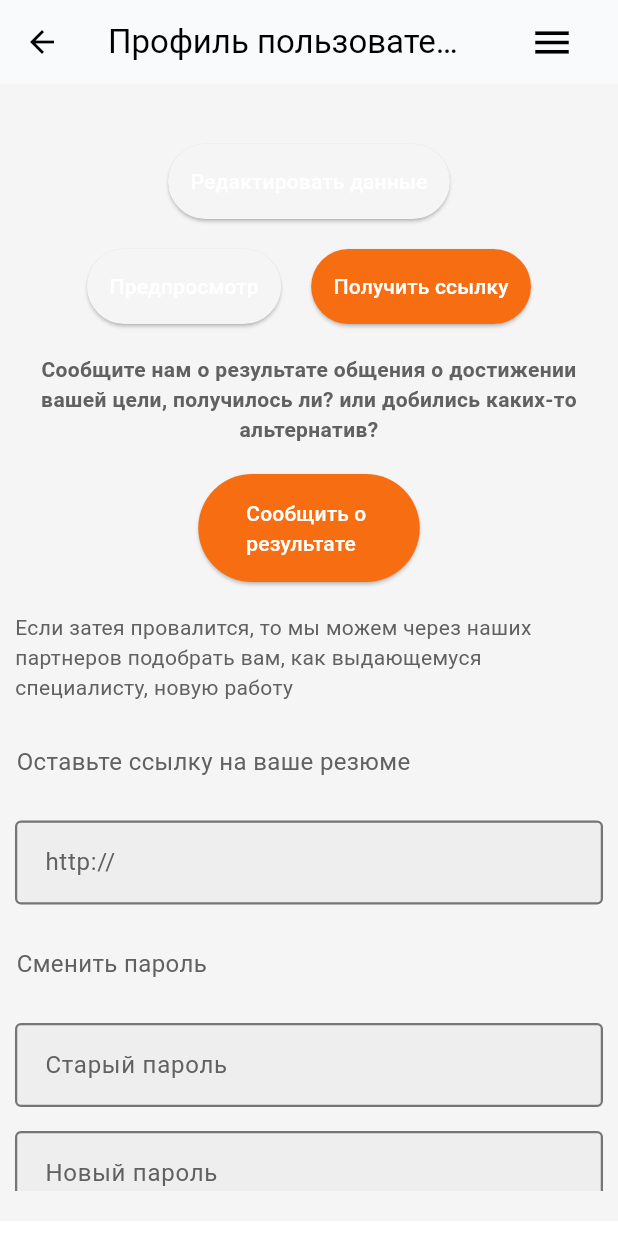
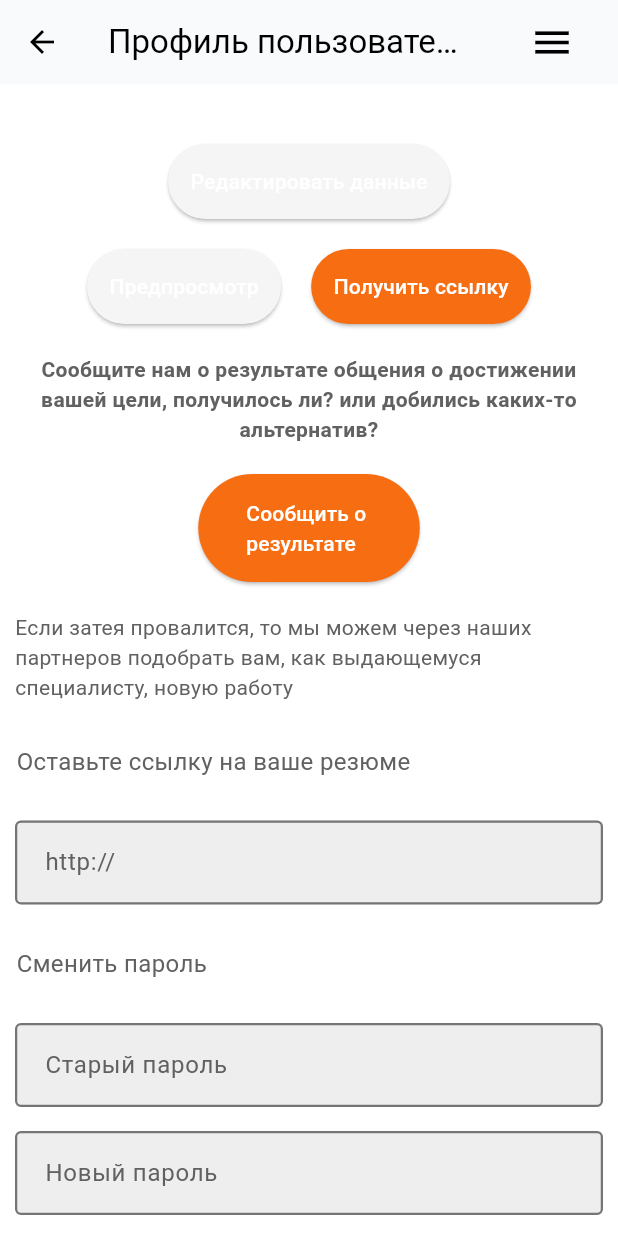
Before and after one commit to yguskov/anton, a Flutter app: the ProfilePage screen opened by its route, on a phone screen of 412 x 824 dp. Run offline on Flutter 3.47's test engine with Material 3 defaults, Android fonts, the phone set to English and light mode, and no system bars; our stand-ins replace email_validator, rxdart; missing offline and left inert: dart:html, dart:js_interop, flutter_wizard, markup_text; accounts and stored records are empty; network calls fail.

Commit message:
- add layout and bottom bar to profile

```diff
--- a/lib/profile.dart
+++ b/lib/profile.dart
@@ -1,5 +1,8 @@
 import 'package:example/providers/auth_provider.dart';
 import 'package:example/src/app_bar_with_menu.dart';
+import 'package:example/src/constants.dart';
+import 'package:example/src/utils.dart';
+import 'package:example/src/widgets/bottom_bar.dart';
 import 'package:example/src/widgets/text_bar.dart';
 import 'package:example/styles.dart';
 import 'package:flutter/material.dart';
@@ -51,7 +54,8 @@ class _ProfilePageState extends State<ProfilePage> {
 
     final AuthProvider authProvider = Provider.of<AuthProvider>(context, listen: true);
 
-    return Scaffold(
+    return AntLayout(
+      Scaffold(
         appBar: AntAppBar(
           title: "Профиль пользователя ${authProvider.currentUser?.email}",
         ),
@@ -70,17 +74,20 @@ class _ProfilePageState extends State<ProfilePage> {
           ),
           child: LayoutBuilder(
             builder: (context, constraints) {
-            return Column(
+              return Container(
+                color: groundColor,
+                child: ListView(
                   children: [
-                Expanded(
-                  child: Center(
+                    Align(
+                      alignment: Alignment.topCenter,
                       child: ConstrainedBox(
-                      constraints: BoxConstraints(maxWidth: 640),
+                        constraints: BoxConstraints(
+                            minHeight: constraints.maxHeight - bottomHeight, maxWidth: 640),
                         child: Container(
-                        // color: Colors.grey[300],
+                          color: Colors.white,
                           child: Padding(
                             padding: const EdgeInsets.symmetric(horizontal: 10, vertical: 20.0),
-                          child: ListView(
+                            child: Column(
                               children: [
                                 SizedBox(height: 20),
                                 Center(
@@ -211,16 +218,13 @@ class _ProfilePageState extends State<ProfilePage> {
                                           ],
                                         )),
                                 Align(
-                                alignment: Alignment.centerRight,
+                                  alignment: Alignment.center,
                                   child: ElevatedButton(
                                     onPressed: changePassword,
-                                  style: _passwordChangeEnabled ? redButtonStyle : grayButtonStyle,
+                                    style:
+                                        _passwordChangeEnabled ? redButtonStyle : grayButtonStyle,
                                     child: Text('Сохранить'),
                                   ),
-                              ),
-                              Text(
-                                'Создан: ${authProvider.currentUser?.createdAt}',
-                                textAlign: TextAlign.center,
                                 ),
                               ],
                             ),
@@ -228,16 +232,14 @@ class _ProfilePageState extends State<ProfilePage> {
                         ),
                       ),
                     ),
-                ),
 
                     // Нижняя панель
-                Container(
-                  height: 10,
-                  color: Colors.white,
+                    BottomBar(),
+                  ],
                 ),
-              ],
               );
             },
+          ),
         ),
       ),
     );
--- a/lib/register.dart
+++ b/lib/register.dart
@@ -1,6 +1,7 @@
 import 'dart:html';
 
 import 'package:example/providers/auth_provider.dart';
+import 'package:example/src/utils.dart';
 import 'package:example/src/widgets/bottom_bar.dart';
 import 'package:flutter/material.dart';
 import 'package:provider/provider.dart';
@@ -106,15 +107,7 @@ class ProviderExamplePage extends StatelessWidget {
         ),
       ],
       // Wrapping with a builder so the context contains the [WizardController]
-      child: Container(
-        color: Color.fromARGB(255, 225, 229, 233),
-        child: Align(
-          alignment: Alignment.topCenter,
-          child: Container(
-              constraints: BoxConstraints(
-                maxWidth: 1366,
-              ),
-              child: OrientationBuilder(builder: (context, orientation) {
+      child: AntLayout(OrientationBuilder(builder: (context, orientation) {
         return Scaffold(
           appBar: AppBar(
             title: StreamBuilder<int>(
@@ -124,7 +117,7 @@ class ProviderExamplePage extends StatelessWidget {
                 return Text("Анкета - шаг ${snapshot.data! + 1}");
               },
             ),
-                    elevation: 3,
+            elevation: antBarElevation,
           ),
           body: WizardEventListener(
             listener: (context, event) {
@@ -144,8 +137,7 @@ class ProviderExamplePage extends StatelessWidget {
             },
             child: LayoutBuilder(
               builder: (context, constraints) {
-                        final narrow =
-                            constraints.maxWidth <= baseScreenWidth + wizardOverviewWidth;
+                final narrow = constraints.maxWidth <= baseScreenWidth + wizardOverviewWidth;
 
                 return Row(
                   crossAxisAlignment: CrossAxisAlignment.start,
@@ -173,8 +165,6 @@ class ProviderExamplePage extends StatelessWidget {
           ),
         );
       })),
-        ),
-      ),
 
       onStepChanged: (prev, next) {
         // @todo save step data to CV
--- a/lib/src/app_bar_with_menu.dart
+++ b/lib/src/app_bar_with_menu.dart
@@ -1,4 +1,5 @@
 // lib/widgets/custom_app_bar.dart
+import 'package:example/src/constants.dart';
 import 'package:flutter/material.dart';
 import 'package:provider/provider.dart';
 
@@ -81,7 +82,7 @@ class AntAppBar extends StatelessWidget implements PreferredSizeWidget {
           ),
           SizedBox(width: 20),
         ],
-    );
+        elevation: antBarElevation);
   }
 
   @override
--- a/lib/src/constants.dart
+++ b/lib/src/constants.dart
@@ -1,4 +1,6 @@
 import 'package:flutter/material.dart';
+
+const antBarElevation = 3.0;
 
 const double kSmallPadding = 8.0;
 const double kRegularPadding = 16.0;
--- a/lib/src/steps/my_wizard_step.dart
+++ b/lib/src/steps/my_wizard_step.dart
@@ -207,7 +207,6 @@ abstract class StateStep<T extends StatefulWidgetStep> extends State<T> {
 
     // rows.add(_borderBottom());
     return LayoutBuilder(builder: (context, constraints) {
-      print('Whole page width = ${constraints.maxWidth}');
       const double formColPadding = 10;
       final narrow = constraints.maxWidth <= baseScreenWidth; // 820 1060
       double maxColWidth = baseScreenWidth / 2 - formColPadding;
@@ -264,7 +263,7 @@ abstract class StateStep<T extends StatefulWidgetStep> extends State<T> {
                 minHeight: constraints.maxHeight -
                     registerContainerHeight -
                     bottomHeight -
-                    2 * formColPadding, // @FIXME if bottom in two rows should be - 2 * bottomHeight
+                    2 * formColPadding,
                 maxWidth: baseScreenWidth,
               ),
               child: narrow
--- a/lib/src/utils.dart
+++ b/lib/src/utils.dart
@@ -71,3 +71,16 @@ void openFullScreenDialog(BuildContext context, Widget content, double maxWidth)
     },
   );
 }
+
+// page layout limited by width
+Widget AntLayout(Widget child) {
+  return Container(
+      color: Color.fromARGB(255, 225, 229, 233),
+      child: Align(
+          alignment: Alignment.topCenter,
+          child: Container(
+              constraints: BoxConstraints(
+                maxWidth: 1366,
+              ),
+              child: child)));
+}
```
Lines whose indentation alone changed are shown as unchanged.
